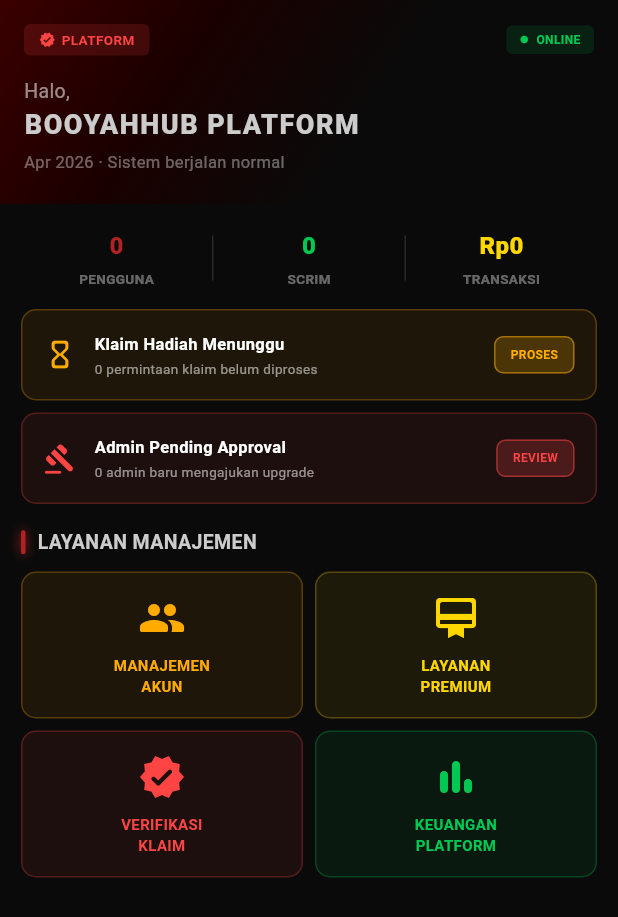
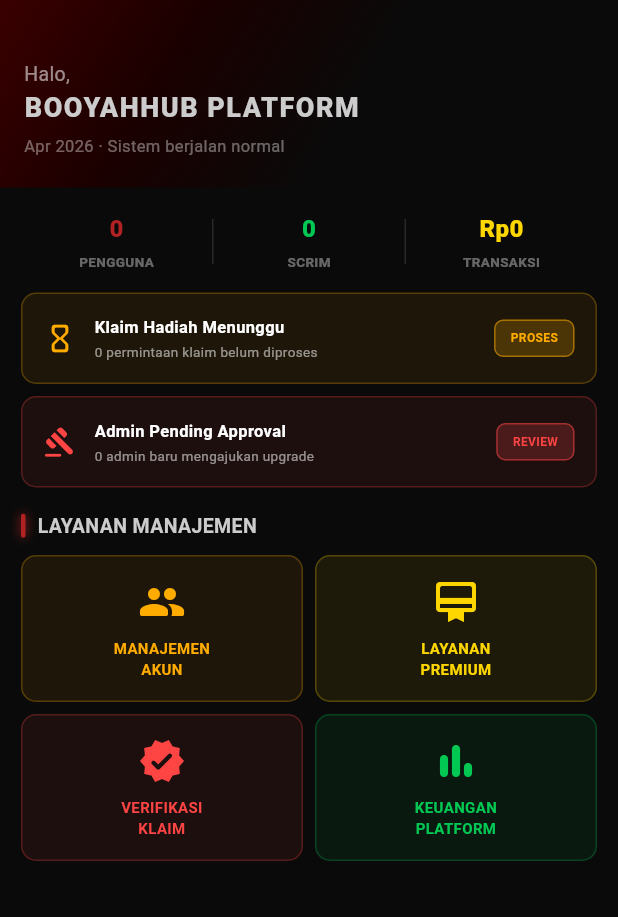
Before and after one commit to yosima050/booyahhub, a Flutter app: the PlatformHomeScreen screen opened by its route, on a phone screen of 412 x 824 dp. Shown: the top 917 px of the screen. Run offline on Flutter 3.47's test engine with Material 3 defaults, Android fonts, the phone set to English and light mode, and no system bars; our stand-ins replace file_picker, supabase_flutter, webview_flutter; accounts and stored records are empty; network calls fail; Roboto replaces fonts that are missing (Orbitron, Rajdhani).

Commit message:
modify screen platform

```diff
--- a/lib/features/platform/platform_home_screen.dart
+++ b/lib/features/platform/platform_home_screen.dart
@@ -100,28 +100,13 @@ class _PlatformHomeScreenState extends State<PlatformHomeScreen> {
                     child: Column(crossAxisAlignment: CrossAxisAlignment.start, children: [
                       Row(children: [
                         Container(
-                          padding: const EdgeInsets.symmetric(horizontal: 10, vertical: 4),
-                          decoration: BoxDecoration(
-                            color: BooyahTheme.maroonGlow.withValues(alpha: 0.15),
-                            borderRadius: BorderRadius.circular(4),
-                          ),
                           child: const Row(children: [
-                            Icon(Icons.verified, size: 11, color: BooyahTheme.maroonGlow),
-                            SizedBox(width: 4),
-                            Text('PLATFORM', style: TextStyle(fontSize: 9, color: BooyahTheme.maroonGlow, fontWeight: FontWeight.w700)),
                           ]),
                         ),
                         const Spacer(),
                         Container(
-                          padding: const EdgeInsets.symmetric(horizontal: 9, vertical: 4),
-                          decoration: BoxDecoration(
-                            color: BooyahTheme.green.withValues(alpha: 0.12),
-                            borderRadius: BorderRadius.circular(4),
-                          ),
                           child: const Row(children: [
-                            Icon(Icons.circle, size: 6, color: BooyahTheme.green),
-                            SizedBox(width: 5),
-                            Text('ONLINE', style: TextStyle(fontSize: 8, color: BooyahTheme.green, fontWeight: FontWeight.w700)),
+                            const SizedBox(height: 10),
                           ]),
                         ),
                       ]),
```
